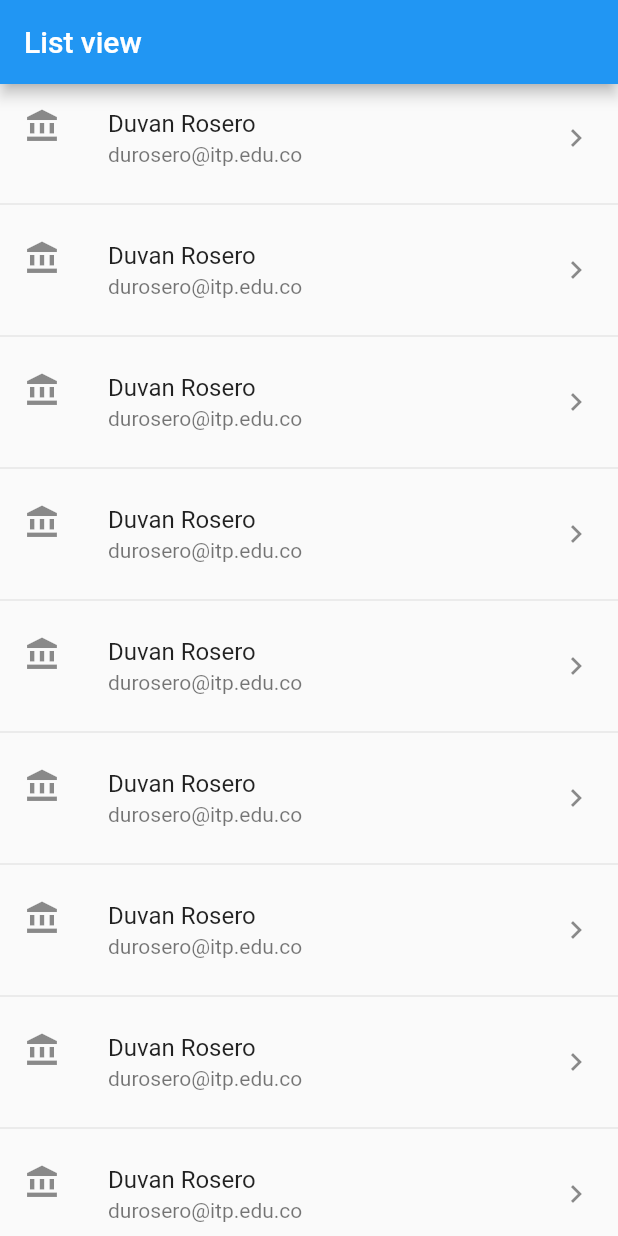
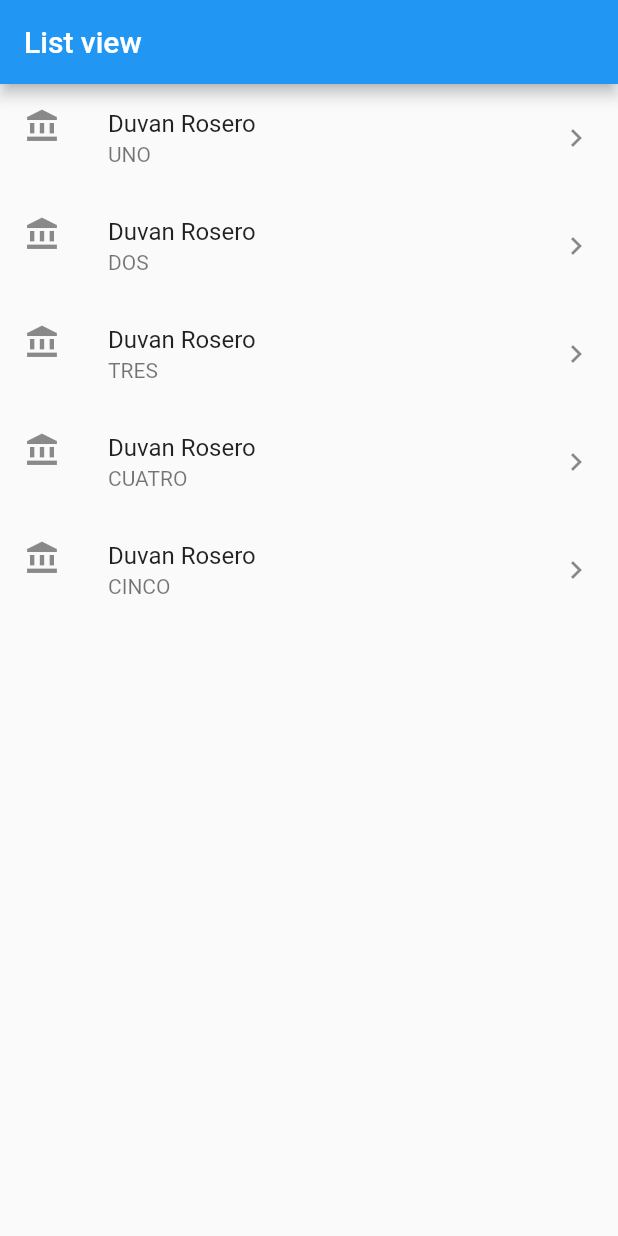
Before and after one commit to durosero/widgets, a Flutter app: the screen it shows after launch, after a tap on "Duvan Rosero", on a phone screen of 412 x 824 dp. Run offline on Flutter 3.47's test engine with Material 2 defaults, Android fonts, the phone set to English and light mode, and no system bars.

```diff
--- a/lib/view/listview.dart
+++ b/lib/view/listview.dart
@@ -2,7 +2,7 @@ import 'package:flutter/material.dart';
 
 class ListaView extends StatelessWidget {
 
-
+  final numeros = ["UNO", "DOS", "TRES", "CUATRO", "CINCO"];
 
 
   @override
@@ -12,8 +12,36 @@ class ListaView extends StatelessWidget {
           appBar: AppBar(
             title: Text("List view"),
           ),
-          body: _crearListaDinamica()),
+          body: ListView(
+            children: _crearItem(),
+          )
+        ),
     );
+  }
+
+
+  List<Widget> _crearItem(){
+    List<Widget> lista = new List<Widget>();
+
+    for (var opt in numeros) {
+
+
+      final tempWidget = ListTile(
+          title: Text("Duvan Rosero"),
+          subtitle: Text(opt ),
+          leading: Icon(Icons.account_balance),
+          trailing: Icon(Icons.keyboard_arrow_right),
+          onTap: () {
+            print("Tap..");
+          },
+        );
+        lista.add(tempWidget);
+
+
+    }
+
+
+      return lista;
   }
 
 
@@ -21,11 +49,11 @@ class ListaView extends StatelessWidget {
     Widget _crearListaDinamica() {
     return ListView.separated(
       separatorBuilder:  (BuildContext context, int index) => Divider(),
-      itemCount: 50,
+      itemCount: numeros.length,
       itemBuilder: (BuildContext context, int index) {
         return ListTile(
           title: Text("Duvan Rosero"),
-          subtitle: Text("durosero@itp.edu.co"),
+          subtitle: Text(numeros[index]),
           leading: Icon(Icons.account_balance),
           trailing: Icon(Icons.keyboard_arrow_right),
           onTap: () {
```
